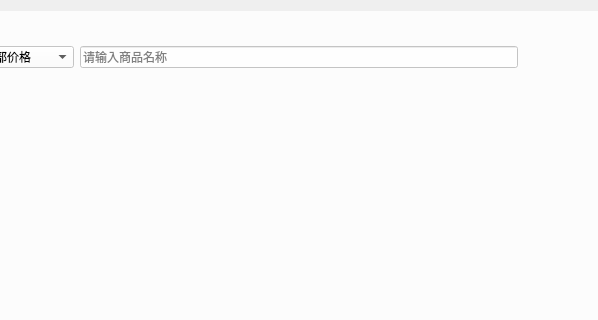
xuanyuanbuchen/LoginWindow, file ManagerWindowClass.ui: the form before one commit; both pictures show x 278 to 876 and y 0 to 320 of the 1280 by 768 pixel window.
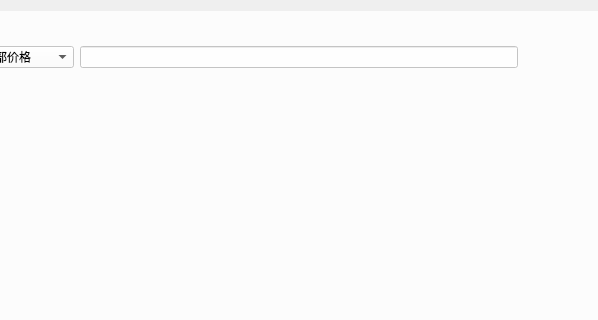
The form after the commit. The open tabs and pages were chosen to show the change. Custom widgets are drawn as their Qt base class.

Commit message: 1.添加了商品图片 2.修改了SqlTools，修复了bug，添加了对web的支持 3.添加了一些url监听 4.添加了静态html页面 5.修改了客户端的逻辑错误

Patch:
```diff
--- a/ManagerWindowClass.ui
+++ b/ManagerWindowClass.ui
@@ -464,8 +464,11 @@
                  <pointsize>9</pointsize>
                 </font>
                </property>
+               <property name="text">
+                <string> </string>
+               </property>
                <property name="placeholderText">
-                <string>请输入商品名称</string>
+                <string>请输入商品ID</string>
                </property>
               </widget>
              </item>
```
Left out of the diff: 98 changed lines with no effect on the pictures. The commit also changes 42 other files.
